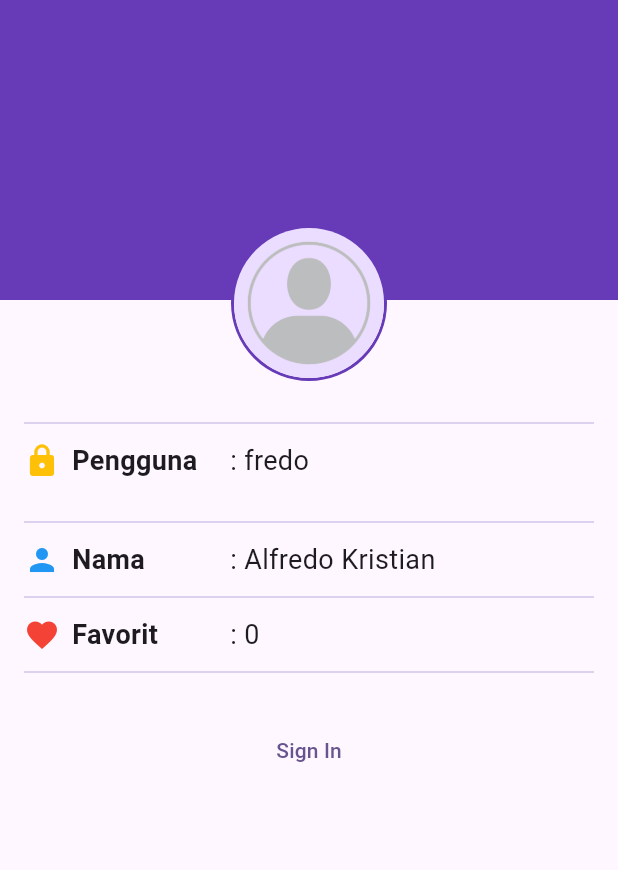
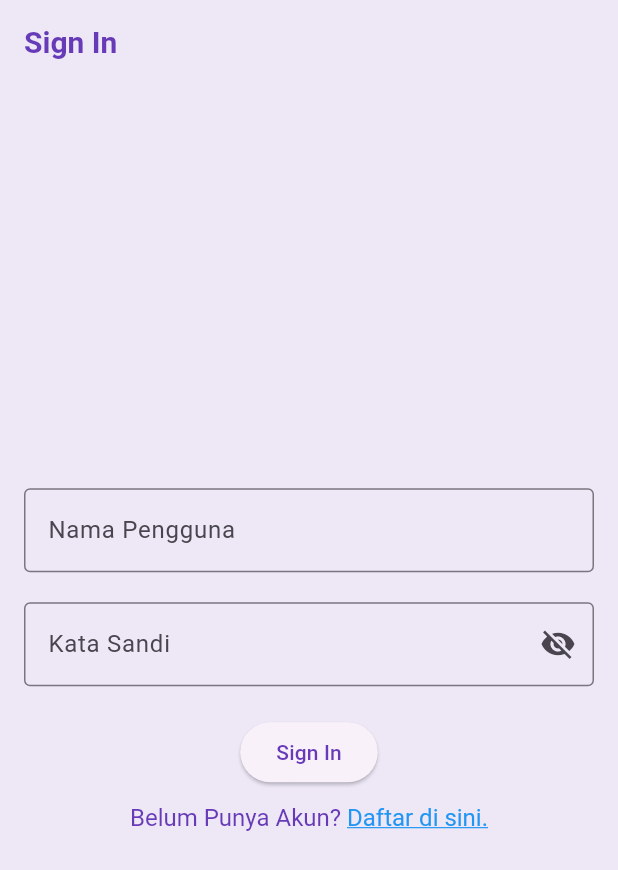
Before and after one commit to 2024-2025-Gasal-PABI-SI5B/project-wisata-candi-si5b-AlVio21, a Flutter app: the screen it shows after launch, on a phone screen of 412 x 824 dp. Shown: the top 870 px of the screen. Run offline on Flutter 3.47's test engine with Material 3 defaults, Android fonts, the phone set to English and light mode, and no system bars.

Commit message:
Part 4 Done

```diff
--- a/candi_1/lib/main.dart
+++ b/candi_1/lib/main.dart
@@ -2,8 +2,7 @@ import 'package:candi_1/data/candi_data.dart';
 import 'package:flutter/material.dart';
 import 'package:candi_1/screens/detail_screen.dart';
 import 'package:candi_1/screens/profile_screen.dart';
-
-
+import 'package:candi_1/screens/signin_screen.dart';
 void main() {
   runApp(const MainApp());
 }
@@ -16,13 +15,26 @@ class MainApp extends StatelessWidget {
     return MaterialApp(
       title: 'Wisata Candi',
       theme: ThemeData(
-        colorScheme: ColorScheme.fromSeed(seedColor: Colors.deepPurple),
+        appBarTheme: const AppBarTheme(
+          iconTheme: IconThemeData(color: Colors.deepPurple),
+          titleTextStyle: TextStyle(
+            color: Colors.deepPurple,
+            fontSize: 20,
+            fontWeight: FontWeight.bold,
+          ),
+        ),
+
+        colorScheme: ColorScheme.fromSeed(seedColor: Colors.deepPurple).copyWith(
+          primary: Colors.deepPurple,
+          surface: Colors.deepPurple[50],
+        ),
         useMaterial3: true
-      ),
-      home: ProfilScreen(),
-      // home: DetailScreen(
-      //   candi: candiList[0],
-      //   ),
-    );
+
+      ), // themaDATA
+      // home: DetailScreen(candi: candiList[0]),
+      // home: ProfilScreen(),
+      home: SignInScreen(),
+      );
+
   }
 }
--- /dev/null
+++ b/candi_1/lib/screens/signin_screen.dart
@@ -0,0 +1,121 @@
+import 'package:flutter/material.dart';
+import 'package:flutter/gestures.dart';
+
+class SignInScreen extends StatefulWidget{
+  SignInScreen({super.key});
+
+  @override
+  State<SignInScreen> createState() => _SignInScreenState();
+}
+
+class _SignInScreenState extends State<SignInScreen> {
+  // TODO 1 dekrasikan variabel yang dibutuhkan
+  final TextEditingController _usernameController = TextEditingController();
+
+  final TextEditingController _passwordController = TextEditingController();
+
+  String _errorText = '';
+
+  bool _isSignIn = false;
+
+  bool _obscurePassword = true;
+
+  @override
+  Widget build(BuildContext context) {
+   return Scaffold(
+   // TODO 2 pasang appbar
+   appBar: AppBar(
+    title: const Text('Sign In'),
+   ),
+   // TODO 3 PASANG BODY
+   body: Center(
+    child: SingleChildScrollView(
+      child: Padding(
+        padding: const EdgeInsets.all(16),
+        child: Form(
+          child: Column(
+            // TODO 4 atur mainAxisAlignment dan crossAxixAligment
+            mainAxisAlignment: MainAxisAlignment.center,
+            crossAxisAlignment: CrossAxisAlignment.center,
+
+            children: [
+              // TODO 5 buat textformfield untuk namapengguna
+                TextFormField(
+                  controller: _usernameController,
+                  decoration: const InputDecoration(
+                    labelText: 'Nama Pengguna',
+                    hintText: 'Masukan Nama Pengguna',
+                    border: OutlineInputBorder()
+                  ),
+                ),
+              // TODO 6 buat textFormfield untuk kata sandi
+              const SizedBox(height: 20),
+              TextFormField(
+                controller: _passwordController,
+                decoration: InputDecoration(
+                  labelText: 'Kata Sandi',
+                  hintText: 'Masukan Kata Sandi',
+                  border: const OutlineInputBorder(),
+                  errorText: _errorText.isNotEmpty ? _errorText : null,
+                  suffixIcon: IconButton(onPressed: (){
+                    setState(() {
+                      _obscurePassword = !_obscurePassword;
+                    });
+                  },
+                  icon: Icon(
+
+                    _obscurePassword ? Icons.visibility_off : Icons.visibility,
+
+                  ),
+                  ),
+
+
+                  ),
+                  obscureText: _obscurePassword,
+
+                ),
+
+
+
+
+
+
+              //  TODO 7 buat elevatedButton untuk sign in
+              const SizedBox(height: 20,),
+              ElevatedButton(
+                onPressed: (){}, child: const Text('Sign In')
+                ),
+                // TODO 8 pasang teks button untuk sign up
+                const SizedBox(height: 10,),
+                // TextButton(
+                //   onPressed: (){}, child: Text('Belum punya akun? Daftar di sini.')
+                //   ),
+                RichText(
+                  text: TextSpan(
+                    text: 'Belum Punya Akun? ',
+                    style: const TextStyle(fontSize: 16, color: Colors.deepPurple),
+                    children:[
+                      TextSpan(
+                      text: 'Daftar di sini.',
+                      style: const TextStyle(
+                        fontSize: 16,
+                        color: Colors.blue,
+                        decoration: TextDecoration.underline,
+                      ),
+                      recognizer: TapGestureRecognizer()..onTap = () {},
+
+                    )
+                  ],
+                )
+
+                  ),
+            ],
+          )),
+      ),
+    ),
+   ),
+
+   );
+
+  }
+}
```
